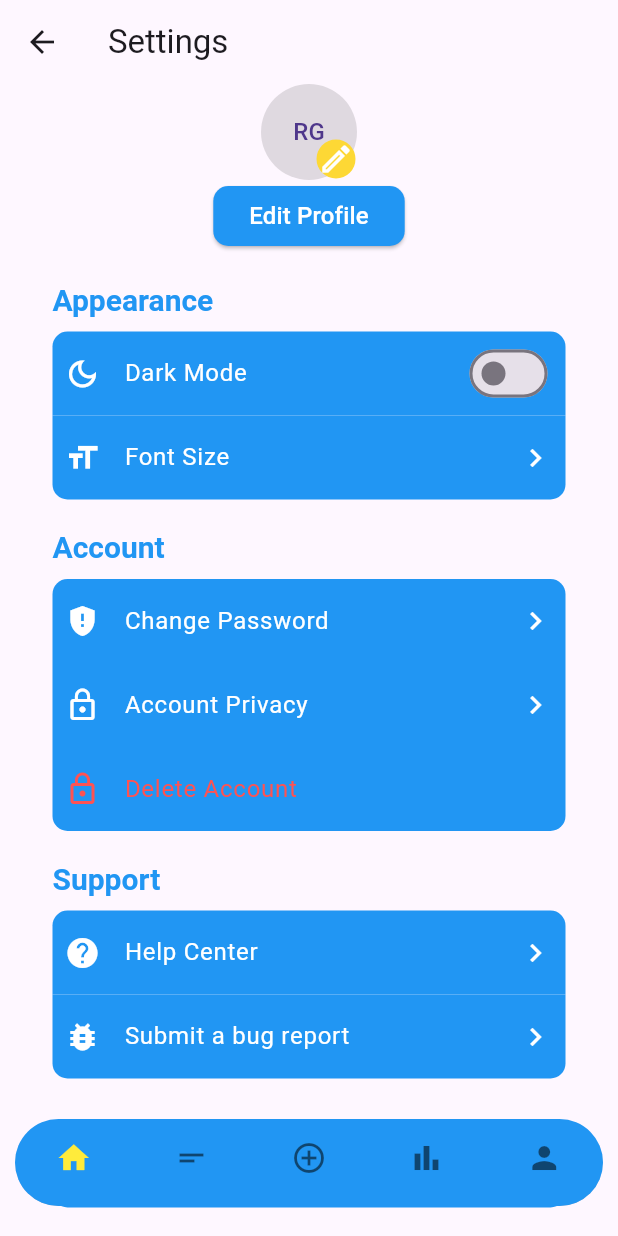
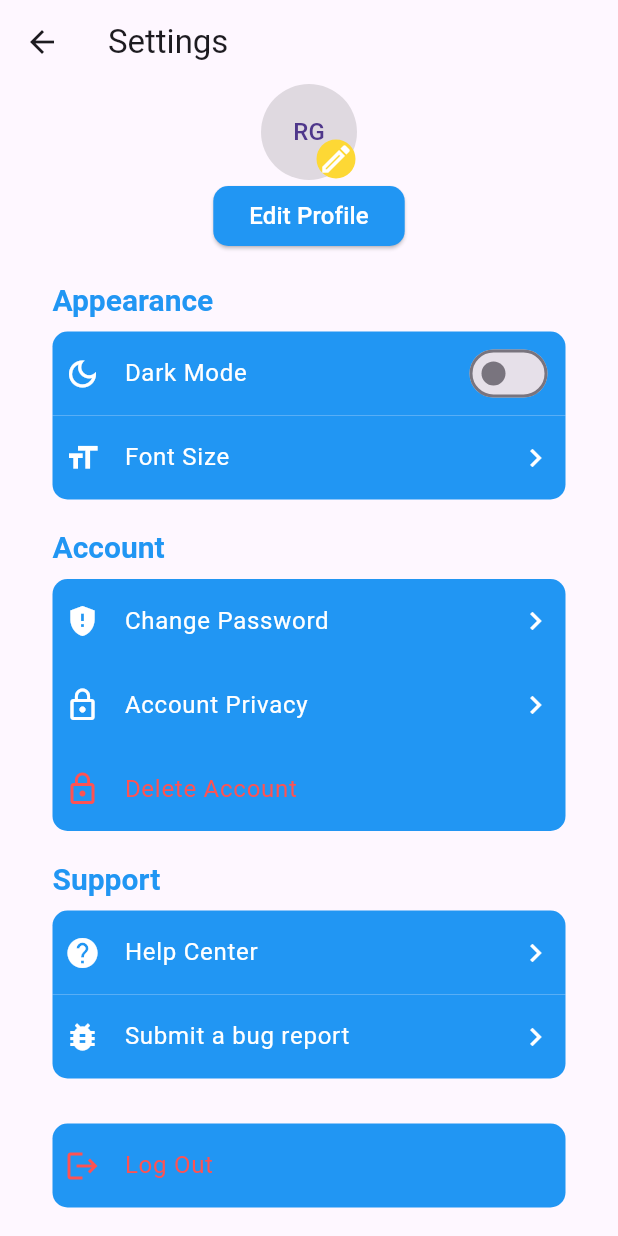
Before and after one commit to Pipeline-To-Better-Placemaking/P2BP-2025Spring-Mobile, a Flutter app: the screen it shows after launch, after a tap on "Settings", on a phone screen of 412 x 824 dp. Run offline on Flutter 3.47's test engine with Material 3 defaults, Android fonts, the phone set to English and light mode, and no system bars.

Commit message:
Created new home page with persistent nav bar and correct navigation.

```diff
--- a/lib/create_project_and_teams.dart
+++ b/lib/create_project_and_teams.dart
@@ -82,8 +82,6 @@
             ),
           ),
         ),
-
-        bottomNavigationBar: const BottomFloatingNavBar(),
       ),
     );
   }
--- a/lib/create_project_details.dart
+++ b/lib/create_project_details.dart
@@ -14,7 +14,7 @@
       appBar: AppBar(
         title: const Text('Placeholder'),
       ),
-      body: (const Text('placeholder')),
+      body: (const Text('Google maps API call here')),
     );
   }
 }
--- a/lib/main.dart
+++ b/lib/main.dart
@@ -10,6 +10,7 @@
 import 'login_screen.dart';
 import 'signup_screen.dart';
 import 'home_screen.dart';
+import 'new_home_page.dart';
 
 void main() {
   runApp(const MyApp());
@@ -40,6 +41,7 @@
         '/login': (context) => const LoginScreen(),
         '/signup': (context) => const SignUpScreen(),
         '/home': (context) => const HomeScreen(),
+        '/new_home': (context) => const BottomFloatingNavBar(),
       },
     );
   }
@@ -136,6 +138,12 @@
                 name: 'Home',
                 version: 1,
               ),
+              buildTempButton(
+                context: context,
+                route: '/new_home',
+                name: 'New Home Page',
+                version: 0,
+              ),
             ],
           ),
         ),
--- a/lib/settings_page.dart
+++ b/lib/settings_page.dart
@@ -1,6 +1,5 @@
 import 'package:flutter/material.dart';
 import 'package:url_launcher/url_launcher.dart';
-import 'widgets.dart';
 import 'change_password_page.dart';
 import 'submit_bug_report_page.dart';
 
@@ -14,7 +13,6 @@
         appBar: AppBar(
           title: const Text('Settings'),
         ),
-        bottomNavigationBar: const BottomFloatingNavBar(),
         body: ListTileTheme(
           tileColor: Colors.blue,
           contentPadding: const EdgeInsets.symmetric(horizontal: 8),
--- a/lib/widgets.dart
+++ b/lib/widgets.dart
@@ -1,67 +1,4 @@
 import 'package:flutter/material.dart';
-
-// Floating bottom navigation bar to be invoked with every page that has a navigation bar.
-class BottomFloatingNavBar extends StatelessWidget {
-  const BottomFloatingNavBar({
-    super.key,
-  });
-
-  @override
-  Widget build(BuildContext context) {
-    return Padding(
-      padding: const EdgeInsets.only(top: 0, bottom: 20, left: 10, right: 10),
-      child: Container(
-        decoration: const BoxDecoration(
-          color: Colors.transparent,
-          borderRadius: BorderRadius.all(
-            Radius.circular(50.0),
-          ),
-        ),
-        child: ClipRRect(
-          borderRadius: const BorderRadius.all(
-            Radius.circular(50.0),
-          ),
-          child: BottomNavigationBar(
-            // TODO: Fix colors
-            type: BottomNavigationBarType.fixed,
-            backgroundColor: Colors.blue,
-            selectedItemColor: Colors.yellow,
-            showSelectedLabels: false,
-            showUnselectedLabels: false,
-            items: const [
-              BottomNavigationBarItem(
-                backgroundColor: Colors.blue,
-                icon: Icon(Icons.home),
-                label: 'Home',
-              ),
-              BottomNavigationBarItem(
-                backgroundColor: Colors.blue,
-                // TODO: which icon?
-                icon: Icon(Icons.short_text),
-                label: 'Projects',
-              ),
-              BottomNavigationBarItem(
-                backgroundColor: Colors.blue,
-                icon: Icon(Icons.add_circle_outline),
-                label: 'Add Project or Team',
-              ),
-              BottomNavigationBarItem(
-                backgroundColor: Colors.blue,
-                icon: Icon(Icons.bar_chart),
-                label: 'Results',
-              ),
-              BottomNavigationBarItem(
-                backgroundColor: Colors.blue,
-                icon: Icon(Icons.person),
-                label: 'Profile',
-              ),
-            ],
-          ),
-        ),
-      ),
-    );
-  }
-}
 
 // Bar Indicator for the Sliding Up Panels (Edit Project, Results)
 class BarIndicator extends StatelessWidget {
```
Also changed, not shown: lib/new_home_page.dart (added, +102 -0 lines).
